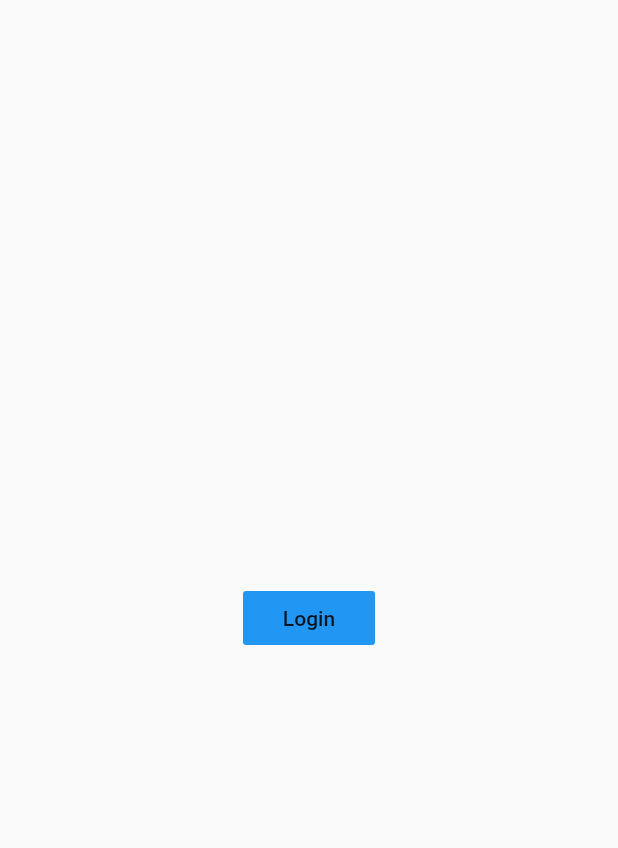
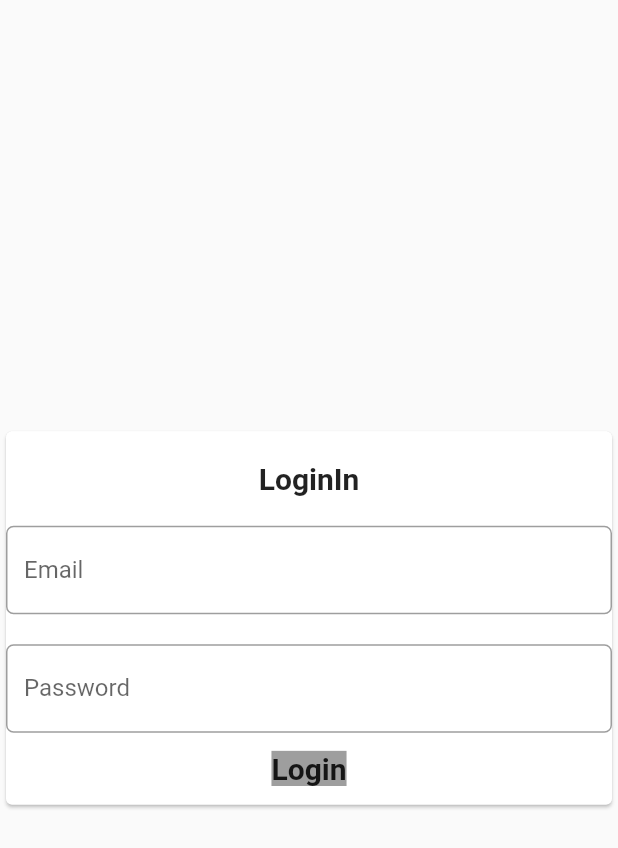
Before and after one commit to Emad-Sayed/BelDoor_TestDemo_Flutter, a Flutter app: the screen it shows after launch, on a phone screen of 412 x 824 dp. Shown: the top 848 px of the screen. Run offline on Flutter 3.47's test engine with Material 2 defaults, Android fonts, the phone set to English and light mode, and no system bars; our stand-ins replace flutter_spinkit.

```diff
--- a/lib/pages/login.dart
+++ b/lib/pages/login.dart
@@ -7,19 +7,85 @@ class Login extends StatefulWidget {
 }
 
 class _LoginState extends State<Login> {
+  var formKey = GlobalKey<FormState>();
+  Map formData={};
+  login(){
+    formKey.currentState.save();
+    Navigator.pushReplacementNamed(context, '/loading',arguments: {
+      'requestType':'post',
+      'requestTarget':'auth',
+      'successRoute':'/home',
+      'failureRoute':'/',
+      'data':formData,
+    });
+  }
   @override
   Widget build(BuildContext context) {
     return Scaffold(
-      body: Column(mainAxisAlignment: MainAxisAlignment.center, children: [
-        Row(
-            mainAxisAlignment: MainAxisAlignment.center,
-            children: [
-              FlatButton(onPressed: ()
-              {
-                Navigator.pushNamed(context, '/loading',arguments: {'nextSucess':'/home','nextFailure':'/'});}
-              , child: Text("Login"),color: Colors.blue),
-            ]),
-      ]),
-    );
+        body: Form(
+            key: formKey,
+            child: Column(
+                mainAxisAlignment: MainAxisAlignment.center,
+                crossAxisAlignment: CrossAxisAlignment.start,
+                children: <Widget>[
+                  Card(
+                    clipBehavior: Clip.antiAlias,
+                    child: Column(
+                      children: <Widget>[
+                        SizedBox(height: 20),
+                        Text("LoginIn",
+                            style:
+                            TextStyle(fontSize: 20, fontWeight: FontWeight.bold)),
+                        SizedBox(height: 20),
+                        TextFormField(
+                          textInputAction: TextInputAction.next,
+                          onSaved: (str)=> formData['username']=str,
+                          // The validator receives the text that the user has entered.
+                          validator: (value) {
+                            if (value.isEmpty) {
+                              return 'Please enter some text';
+                            }
+                            return null;
+                          },
+                          decoration: InputDecoration(
+                              labelText: "Email",
+                              border: OutlineInputBorder(
+                                  borderRadius: BorderRadius.circular(5.0))),
+                        ),
+                        SizedBox(height: 20),
+                        TextFormField(
+                          textInputAction: TextInputAction.done,
+                          onSaved: (str)=> formData['password']=str,
+                          // The validator receives the text that the user has entered.
+                          validator: (value) {
+                            if (value.isEmpty) {
+                              return 'Please enter some text';
+                            }
+                            return null;
+                          },
+                          decoration: InputDecoration(
+                              labelText: "Password",
+                              border: OutlineInputBorder(
+                                  borderRadius: BorderRadius.circular(5.0))),
+                        ),
+                        Center(
+                            child: FlatButton(
+                                onPressed: () {
+                                  if(formKey.currentState.validate()){
+                                    login();
+                                  }
+                                },
+                                child: Text(
+                                  "Login",
+                                  style: TextStyle(
+                                    backgroundColor: Colors.grey[500],
+                                    fontWeight: FontWeight.bold,
+                                    fontSize: 20,
+                                  ),
+                                )))
+                      ],
+                    ),
+                  ),
+                ])));
   }
 }
--- a/pubspec.yaml
+++ b/pubspec.yaml
@@ -24,6 +24,7 @@ dependencies:
   flutter:
     sdk: flutter
   flutter_spinkit: ^4.0.0
+  http: ^0.12.2
 
 
   # The following adds the Cupertino Icons font to your application.
```
Also changed, not shown: lib/common/httpManager.dart (added, +17 -0 lines), lib/pages/loading.dart (+32 -8 lines), pubspec.lock.
